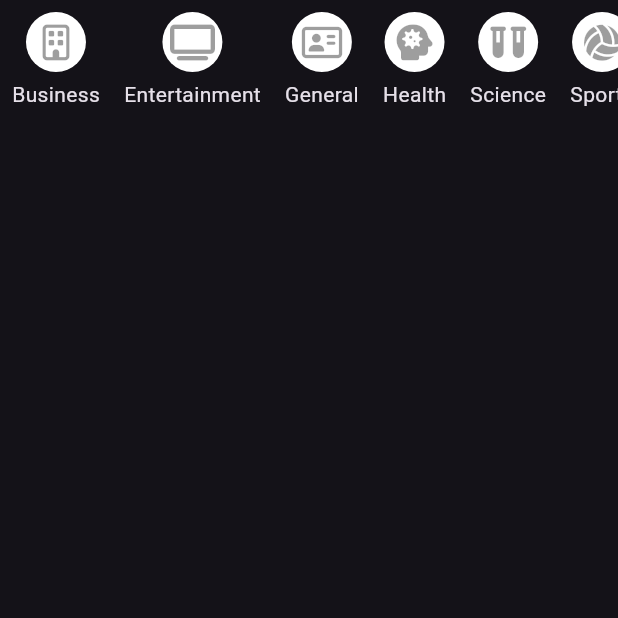
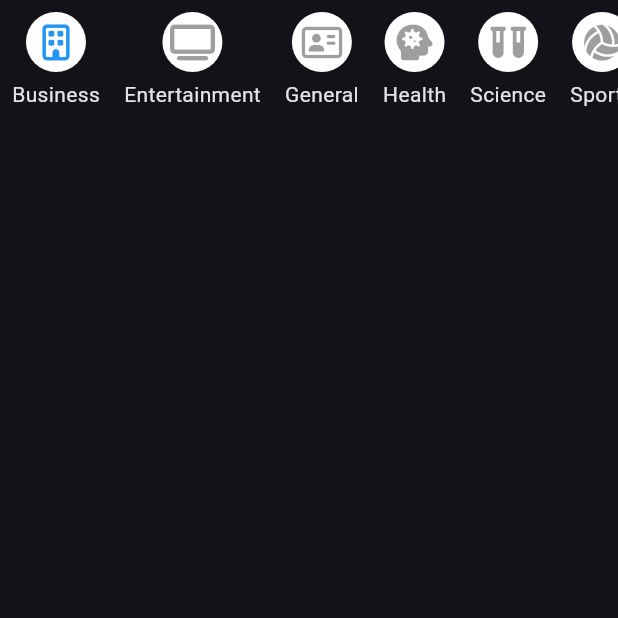
Before and after one commit to alexglzrys/flutter_news, a Flutter app: the screen it shows after launch, swiped to page 2, on a phone screen of 412 x 824 dp, the top half of it. Run offline on Flutter 3.47's test engine with Material 3 defaults, Android fonts, the phone set to English and light mode, and no system bars; our stand-ins replace font_awesome_flutter; network calls fail.

Commit message:
cambiar el icono de la categoría seleccionada

```diff
--- a/lib/screens/tab_secondary_screen.dart
+++ b/lib/screens/tab_secondary_screen.dart
@@ -64,6 +64,9 @@ class _IconCategory extends StatelessWidget {
 
   @override
   Widget build(BuildContext context) {
+    // Recuperar la categoría actualmente seleccionada
+    final selectedCategory = Provider.of<NewsService>(context).selectedCategory;
+
     return GestureDetector(
       child: Container(
         width: 40,
@@ -72,11 +75,14 @@ class _IconCategory extends StatelessWidget {
             const BoxDecoration(shape: BoxShape.circle, color: Colors.white),
         child: Icon(
           category.icon,
-          color: Colors.black38,
+          // Colocar un color diferente al icono para resaltar la categoría seleccionada
+          color:
+              selectedCategory == category.name ? Colors.blue : Colors.black38,
         ),
       ),
       onTap: () {
         // Establecer la neuva categoria seleccionada
+        // Soicitar una instancia gestionada por Provider dentro de un método o función, es obligatorio indicar que el listener sea en false
         final newsService = Provider.of<NewsService>(context, listen: false);
         newsService.selectedCategory = category.name;
         print(category.name);
```
